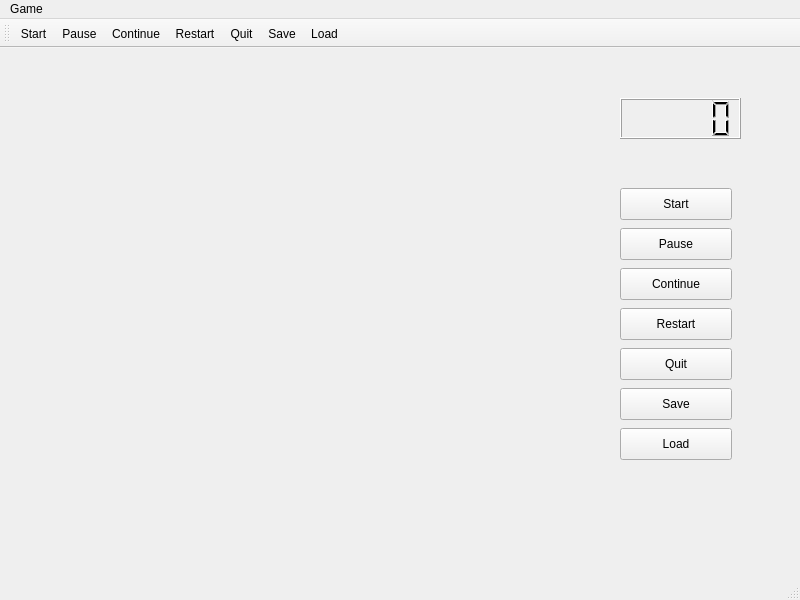
Before: the Qt Designer form snake.ui in Bruce-Ch/Snake, drawn with Qt 5.
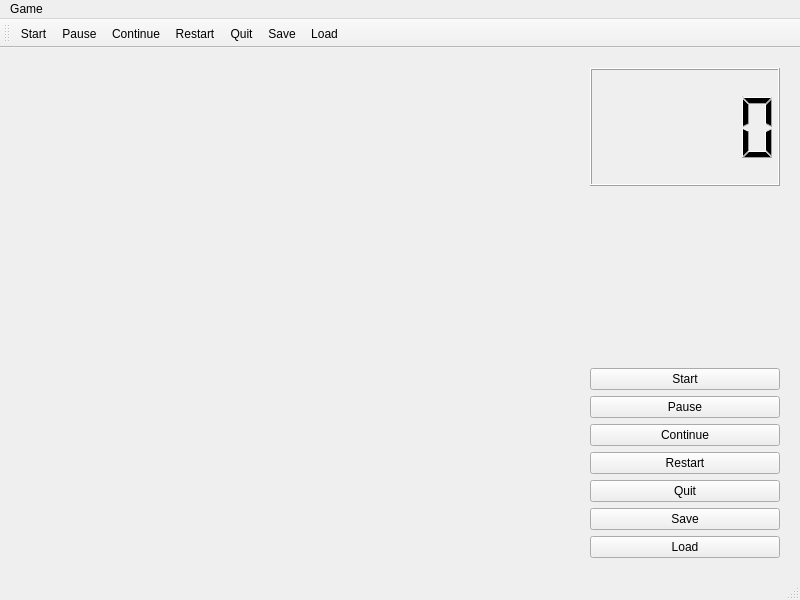
After: the same form once the commit is applied.

Commit message: feat: 使内容可以适应窗口大小变化

Diff of the .ui file:
```diff
--- a/snake.ui
+++ b/snake.ui
@@ -10,114 +10,128 @@
     <height>600</height>
    </rect>
   </property>
+  <property name="sizePolicy">
+   <sizepolicy hsizetype="Minimum" vsizetype="Minimum">
+    <horstretch>0</horstretch>
+    <verstretch>0</verstretch>
+   </sizepolicy>
+  </property>
+  <property name="minimumSize">
+   <size>
+    <width>560</width>
+    <height>420</height>
+   </size>
+  </property>
   <property name="windowTitle">
    <string>Snake</string>
   </property>
   <widget class="QWidget" name="centralwidget">
+   <layout class="QHBoxLayout" name="horizontalLayout" stretch="3,1">
+    <property name="leftMargin">
+     <number>20</number>
+    </property>
+    <property name="topMargin">
+     <number>20</number>
+    </property>
+    <property name="rightMargin">
+     <number>20</number>
+    </property>
+    <property name="bottomMargin">
+     <number>20</number>
+    </property>
+    <item>
+     <spacer name="horizontalSpacer">
+      <property name="orientation">
+       <enum>Qt::Horizontal</enum>
+      </property>
+      <property name="sizeHint" stdset="0">
+       <size>
+        <width>40</width>
+        <height>20</height>
+       </size>
+      </property>
+     </spacer>
+    </item>
+    <item>
+     <layout class="QVBoxLayout" name="sideBar" stretch="2,3,1,1,1,1,1,1,1">
+      <item>
+       <widget class="QLCDNumber" name="timeLCDNumber">
+        <property name="sizePolicy">
+         <sizepolicy hsizetype="Minimum" vsizetype="Minimum">
+          <horstretch>0</horstretch>
+          <verstretch>0</verstretch>
+         </sizepolicy>
+        </property>
+       </widget>
+      </item>
+      <item>
+       <spacer name="verticalSpacer">
+        <property name="orientation">
+         <enum>Qt::Vertical</enum>
+        </property>
+        <property name="sizeHint" stdset="0">
+         <size>
+          <width>20</width>
+          <height>40</height>
+         </size>
+        </property>
+       </spacer>
+      </item>
+      <item>
    <widget class="QPushButton" name="startButton">
     <property name="enabled">
      <bool>true</bool>
     </property>
-    <property name="geometry">
-     <rect>
-      <x>620</x>
-      <y>140</y>
-      <width>112</width>
-      <height>32</height>
-     </rect>
-    </property>
     <property name="text">
      <string>Start</string>
     </property>
    </widget>
+      </item>
+      <item>
    <widget class="QPushButton" name="pauseButton">
-    <property name="geometry">
-     <rect>
-      <x>620</x>
-      <y>180</y>
-      <width>112</width>
-      <height>32</height>
-     </rect>
-    </property>
     <property name="text">
      <string>Pause</string>
     </property>
    </widget>
+      </item>
+      <item>
    <widget class="QPushButton" name="continueButton">
-    <property name="geometry">
-     <rect>
-      <x>620</x>
-      <y>220</y>
-      <width>112</width>
-      <height>32</height>
-     </rect>
-    </property>
     <property name="text">
      <string>Continue</string>
     </property>
    </widget>
+      </item>
+      <item>
    <widget class="QPushButton" name="restartButton">
-    <property name="geometry">
-     <rect>
-      <x>620</x>
-      <y>260</y>
-      <width>112</width>
-      <height>32</height>
-     </rect>
-    </property>
     <property name="text">
      <string>Restart</string>
     </property>
    </widget>
+      </item>
+      <item>
    <widget class="QPushButton" name="quitButton">
-    <property name="geometry">
-     <rect>
-      <x>620</x>
-      <y>300</y>
-      <width>112</width>
-      <height>32</height>
-     </rect>
-    </property>
     <property name="text">
      <string>Quit</string>
     </property>
    </widget>
+      </item>
+      <item>
    <widget class="QPushButton" name="saveButton">
-    <property name="geometry">
-     <rect>
-      <x>620</x>
-      <y>340</y>
-      <width>112</width>
-      <height>32</height>
-     </rect>
-    </property>
     <property name="text">
      <string>Save</string>
     </property>
    </widget>
+      </item>
+      <item>
    <widget class="QPushButton" name="loadButton">
-    <property name="geometry">
-     <rect>
-      <x>620</x>
-      <y>380</y>
-      <width>112</width>
-      <height>32</height>
-     </rect>
-    </property>
     <property name="text">
      <string>Load</string>
     </property>
    </widget>
-   <widget class="QLCDNumber" name="timeLCDNumber">
-    <property name="geometry">
-     <rect>
-      <x>620</x>
-      <y>50</y>
-      <width>121</width>
-      <height>41</height>
-     </rect>
-    </property>
-   </widget>
+      </item>
+     </layout>
+    </item>
+   </layout>
   </widget>
   <widget class="QMenuBar" name="menubar">
    <property name="geometry">
```
Lines whose indentation alone changed are shown as unchanged. The commit also changes 2 other files.
